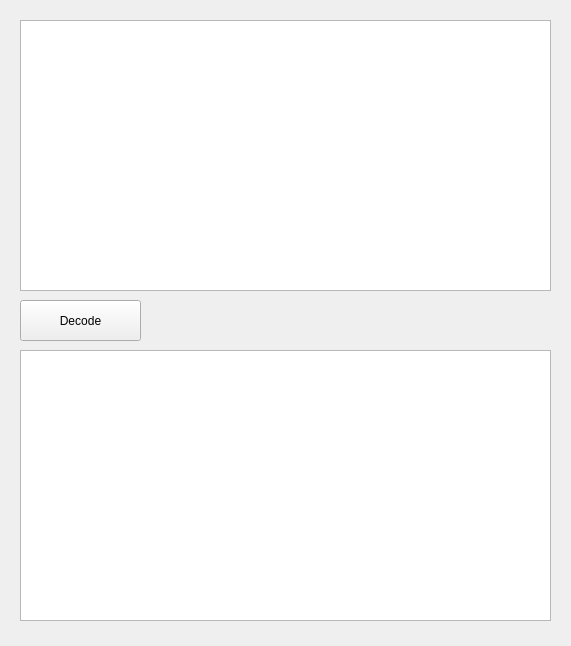
This is widget.ui in Andoku/decoderXTEA as Qt 5 draws it before an edit. The edited form follows.
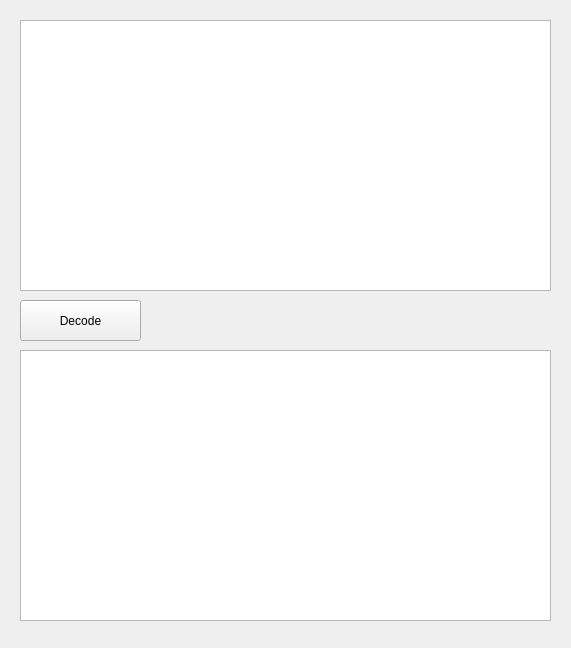
This is the edited form.

```diff
--- a/widget.ui
+++ b/widget.ui
@@ -7,7 +7,7 @@
     <x>0</x>
     <y>0</y>
     <width>571</width>
-    <height>646</height>
+    <height>648</height>
    </rect>
   </property>
   <property name="windowTitle">
```
